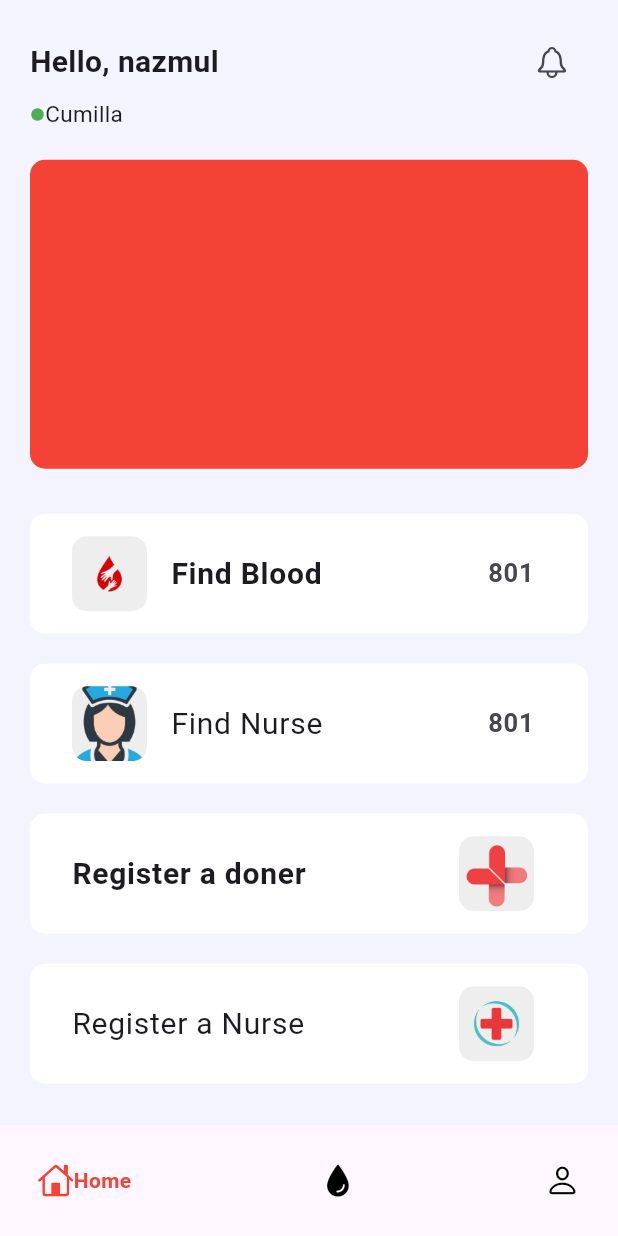
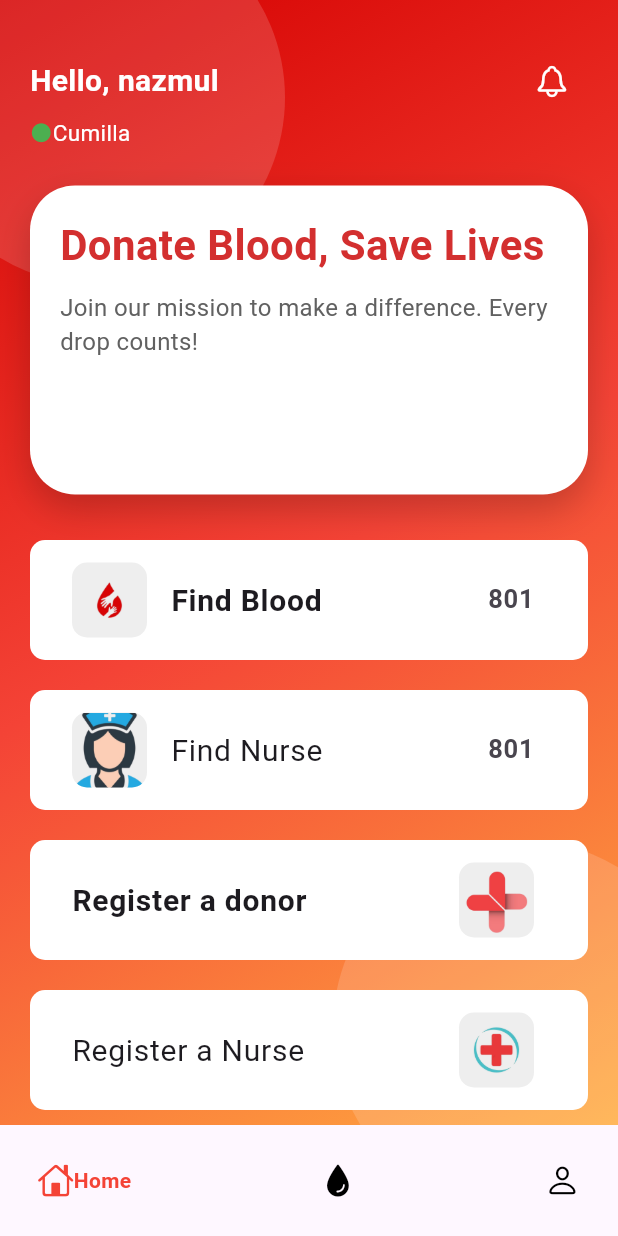
Before and after one commit to RootHex200/myblood, a Flutter app: the screen it shows after launch, on a phone screen of 412 x 824 dp. Run offline on Flutter 3.47's test engine with Material 3 defaults, Android fonts, the phone set to English and light mode, and no system bars; drawn by our look-alikes of google_nav_bar; our stand-ins replace get.

Commit message:
some changes in home screen, donor profile details created

```diff
--- a/lib/main.dart
+++ b/lib/main.dart
@@ -9,7 +9,6 @@ void main() {
 class MyApp extends StatelessWidget {
   const MyApp({super.key});
 
-
   @override
   Widget build(BuildContext context) {
     return GetMaterialApp(
@@ -19,7 +18,7 @@ class MyApp extends StatelessWidget {
         colorScheme: ColorScheme.fromSeed(seedColor: Colors.deepPurple),
         useMaterial3: true,
       ),
-      home:HomePage(),
+      home: HomePage(),
     );
   }
 }
--- a/lib/src/feature/find-doner/components/search_result.dart
+++ b/lib/src/feature/find-donor/components/search_result.dart
@@ -1,7 +1,7 @@
 import 'package:flutter/material.dart';
 import 'package:get/get.dart';
 import 'package:myblood/src/core/utils/colors.dart';
-import 'package:myblood/src/feature/find-doner/controller/radio_button_controller.dart';
+import 'package:myblood/src/feature/find-donor/controller/radio_button_controller.dart';
 
 class SearchResult extends StatelessWidget {
   SearchResult({
--- a/lib/src/feature/home/home_page.dart
+++ b/lib/src/feature/home/home_page.dart
@@ -1,7 +1,6 @@
 import 'package:flutter/material.dart';
 import 'package:get/get.dart';
-import 'package:myblood/src/feature/booked-doner/screens/book_doner_screen.dart';
-
+import 'package:myblood/src/feature/booked-donor/screens/book_doner_screen.dart';
 import 'package:myblood/src/feature/home/components/custome_nav_bar.dart';
 import 'package:myblood/src/feature/home/controller/page_controller.dart';
 import 'package:myblood/src/feature/home/view/home_screen.dart';
--- a/lib/src/feature/home/view/home_screen.dart
+++ b/lib/src/feature/home/view/home_screen.dart
@@ -2,7 +2,7 @@ import 'package:flutter/cupertino.dart';
 import 'package:flutter/material.dart';
 import 'package:get/get.dart';
 import 'package:myblood/src/core/utils/colors.dart';
-import 'package:myblood/src/feature/find-doner/screens/find_doner.dart';
+import 'package:myblood/src/feature/find-donor/screens/find_donor.dart';
 
 class HomeScreen extends StatelessWidget {
   const HomeScreen(
@@ -14,53 +14,122 @@ class HomeScreen extends StatelessWidget {
   Widget build(BuildContext context) {
     return Scaffold(
       backgroundColor: scaffoldBackground,
-      body: SafeArea(
-          child: Padding(
-        padding: const EdgeInsets.symmetric(horizontal: 20),
+      body: Stack(children: [
+        Positioned.fill(
+          child: Container(
+            decoration: BoxDecoration(
+                gradient: LinearGradient(
+                    begin: Alignment.topLeft,
+                    end: Alignment.bottomRight,
+                    colors: [
+                  Colors.redAccent.shade700,
+                  Colors.red.shade500,
+                  Colors.orangeAccent.shade200,
+                ])),
+          ),
+        ),
+        Positioned(
+            bottom: -60,
+            right: -60,
+            child: Container(
+              height: 250,
+              width: 250,
+              decoration: BoxDecoration(
+                  shape: BoxShape.circle,
+                  color: Colors.white.withOpacity(0.15)),
+            )),
+        Positioned(
+            top: -60,
+            left: -60,
+            child: Container(
+              height: 250,
+              width: 250,
+              decoration: BoxDecoration(
+                  shape: BoxShape.circle,
+                  color: Colors.white.withOpacity(0.15)),
+            )),
+        Positioned(
+            top: 30,
+            left: 20,
+            right: 20,
             child: Column(
-          mainAxisAlignment: MainAxisAlignment.center,
               children: [
                 Row(
                   mainAxisAlignment: MainAxisAlignment.spaceBetween,
                   children: [
                     Text(
                       "Hello, $userName",
-                  style: const TextStyle(
-                      fontSize: 20, fontWeight: FontWeight.bold),
+                      style: TextStyle(
+                          fontSize: 20,
+                          fontWeight: FontWeight.bold,
+                          color: whiteColor),
                     ),
                     IconButton(
-                    onPressed: () {}, icon: const Icon(CupertinoIcons.bell))
+                        onPressed: () {},
+                        icon: Icon(
+                          CupertinoIcons.bell,
+                          color: whiteColor,
+                        ))
                   ],
                 ),
                 Row(
                   children: [
                     const Icon(
                       Icons.circle_rounded,
-                  color:
-                      Colors.green, // todo: change color through active status,
-                  size: 10,
+                      color: Colors
+                          .green, // todo: change color through active status,
+                      size: 15,
                     ),
                     Text(
                       userLocation,
-                  style: const TextStyle(fontSize: 15),
+                      style: TextStyle(fontSize: 15, color: whiteColor),
                     ),
                   ],
                 ),
-            const SizedBox(
-              height: 20,
+              ],
+            )),
+        Positioned(
+          top: Get.height * 0.15,
+          left: 20,
+          right: 20,
+          child: Container(
+            padding: const EdgeInsets.all(20),
+            height: Get.height * 0.25,
+            decoration: BoxDecoration(boxShadow: [
+              BoxShadow(
+                color: Colors.black.withOpacity(0.2),
+                blurRadius: 20,
+                offset: const Offset(0, 10),
               ),
-            //this part will use for basic info
-            Container(
-              height: Get.height * 0.25,
-              width: double.maxFinite,
-              decoration: BoxDecoration(
-                borderRadius: BorderRadius.circular(10),
-                color: Colors.red,
+            ], color: whiteColor, borderRadius: BorderRadius.circular(30)),
+            child: Column(
+              crossAxisAlignment: CrossAxisAlignment.start,
+              children: [
+                Text(
+                  "Donate Blood, Save Lives",
+                  style: TextStyle(
+                    color: Colors.red.shade700,
+                    fontSize: 28,
+                    fontWeight: FontWeight.bold,
                   ),
                 ),
-            const SizedBox(
-              height: 20,
+                const SizedBox(height: 10),
+                Text(
+                  "Join our mission to make a difference. Every drop counts!",
+                  style: TextStyle(
+                    color: Colors.grey.shade700,
+                    fontSize: 16,
                   ),
+                ),
+              ],
+            ),
+          ),
+        ),
+        Padding(
+          padding: const EdgeInsets.symmetric(horizontal: 20),
+          child: Column(
+            mainAxisAlignment: MainAxisAlignment.end,
+            children: [
               //Find Doner
               Padding(
                 padding: const EdgeInsets.symmetric(vertical: 10),
@@ -174,7 +243,7 @@ class HomeScreen extends StatelessWidget {
                               color: Colors.grey.shade200),
                         ),
                         title: const Text(
-                        "Register a doner",
+                          "Register a donor",
                           style: TextStyle(
                               fontSize: 20, fontWeight: FontWeight.bold),
                         ),
@@ -227,7 +296,8 @@ class HomeScreen extends StatelessWidget {
               ),
             ],
           ),
-      )),
+        ),
+      ]),
     );
   }
 }
```
Also changed, not shown: lib/src/feature/find-donor/donor_profile/components/donor_profile_details.dart (added, +218 -0 lines), lib/src/feature/find-donor/donor_profile/donor_profile.dart (added, +115 -0 lines), lib/src/feature/find-donor/screens/find_donor.dart (renamed from lib/src/feature/find-doner/screens/find_doner.dart, +21 -5 lines), lib/src/feature/booked-donor/screens/book_doner_screen.dart (renamed from lib/src/feature/booked-doner/screens/book_doner_screen.dart), lib/src/feature/find-donor/controller/blood_group_select_controller.dart (renamed from lib/src/feature/find-doner/controller/blood_group_select_controller.dart), lib/src/feature/find-donor/controller/radio_button_controller.dart (renamed from lib/src/feature/find-doner/controller/radio_button_controller.dart). Lines whose indentation alone changed are shown as unchanged.
